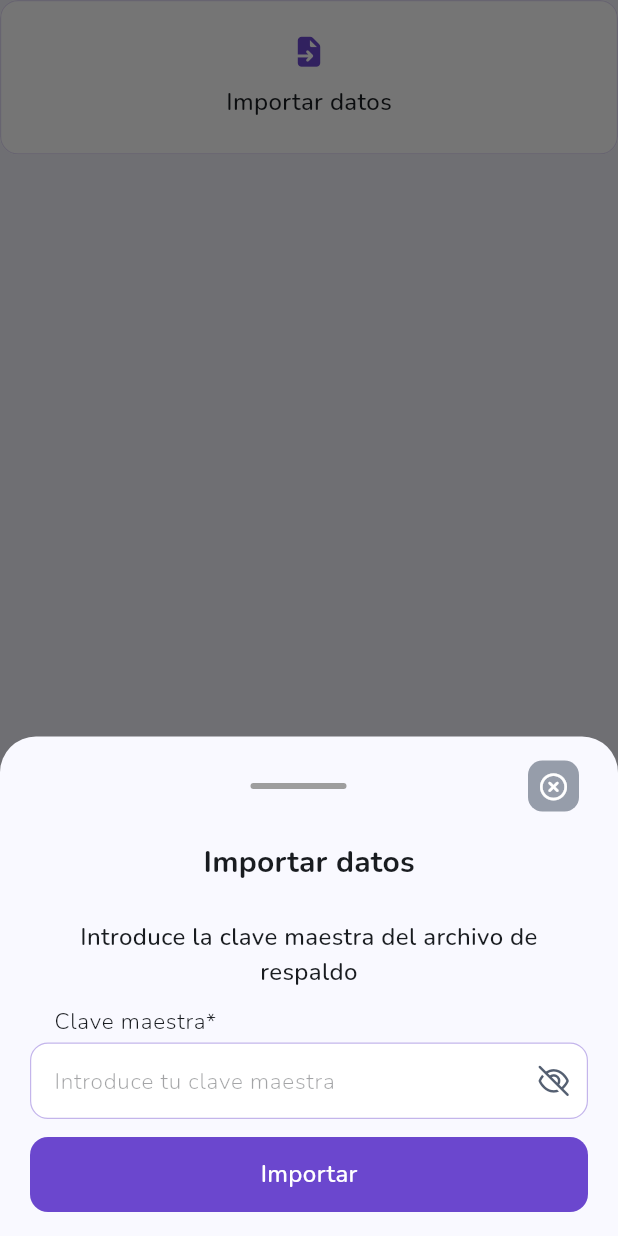
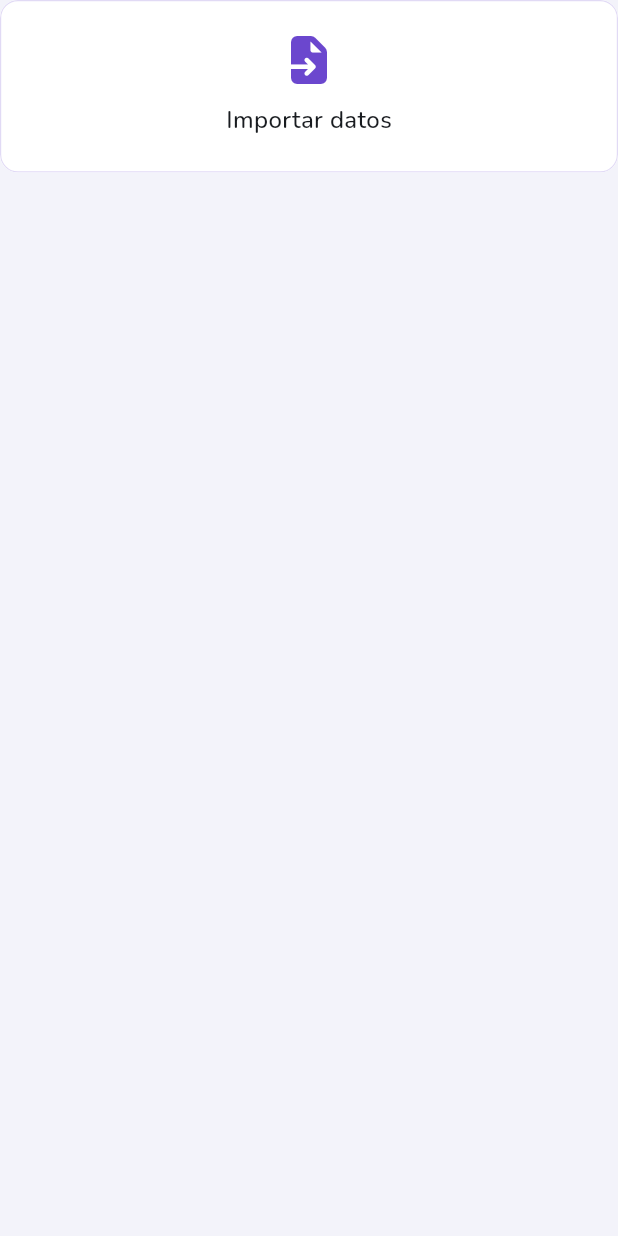
Before and after one commit to famarrero/custos, a Flutter app: the ImportExportDataWidget widget shown alone on an empty page, opened directly, after a tap on "Importar datos", on a phone screen of 412 x 824 dp. Run offline on Flutter 3.47's test engine with Material 3 defaults, Android fonts, the phone set to English and light mode, and no system bars; drawn by our look-alikes of toastification; our stand-ins replace bloc, file_picker, flutter_bloc, flutter_localized_locales, flutter_markdown_plus, flutter_native_splash and 12 more; missing offline and left inert: flex_color_picker, restart_app; accounts and stored records are empty; generated files the repository leaves out were written again.

Commit message:
- Add import until load file

```diff
--- a/lib/presentation/components/import_export/cubit/import_export_data_state.dart
+++ b/lib/presentation/components/import_export/cubit/import_export_data_state.dart
@@ -6,6 +6,7 @@ abstract class ImportExportDataState with _$ImportExportDataState {
 
   const factory ImportExportDataState({
     required BaseState<bool> exportState,
+    required BaseState<Map<String, dynamic>> importData,
     required BaseState<bool> importState,
   }) = _ImportExportDataState;
 }
--- a/lib/presentation/components/import_export/import_export_data.dart
+++ b/lib/presentation/components/import_export/import_export_data.dart
@@ -1,11 +1,10 @@
 import 'package:custos/core/extensions/build_context_extension.dart';
-import 'package:custos/core/extensions/build_context_form_validators_extension.dart';
 import 'package:custos/core/utils/app_icons.dart';
 import 'package:custos/core/utils/app_spacing.dart';
-import 'package:custos/presentation/components/custom_button.dart';
+import 'package:custos/presentation/components/custom_circular_progress_indicator.dart';
 import 'package:custos/presentation/components/custom_container.dart';
 import 'package:custos/presentation/components/custom_inkwell.dart';
-import 'package:custos/presentation/components/form/custom_text_form_field.dart';
+import 'package:custos/presentation/components/import_export/components/import_master_key_dialg.dart';
 import 'package:custos/presentation/components/import_export/cubit/import_export_data_cubit.dart';
 import 'package:custos/presentation/cubit/auth/auth_cubit.dart';
 import 'package:flutter/material.dart';
@@ -15,94 +14,9 @@ import 'package:go_router/go_router.dart';
 enum ImportExportDataMode { import, export, both }
 
 class ImportExportDataWidget extends StatelessWidget {
-  const ImportExportDataWidget({
-    super.key,
-    this.importMode = ImportExportDataMode.both,
-  });
+  const ImportExportDataWidget({super.key, this.importMode = ImportExportDataMode.both});
 
   final ImportExportDataMode importMode;
-
-  Future<void> _showImportMasterKeyDialog(
-    BuildContext context,
-    ImportExportDataCubit cubit,
-  ) async {
-    final masterKeyController = TextEditingController();
-    final formKey = GlobalKey<FormState>();
-    bool shouldClose = false;
-
-    await context.showCustomModalBottomSheet(
-      title: 'Importar datos',
-      child: BlocListener<ImportExportDataCubit, ImportExportDataState>(
-        bloc: cubit,
-        listener: (context, state) {
-          if (state.importState.isData && !shouldClose) {
-            shouldClose = true;
-            Future.delayed(const Duration(seconds: 1), () {
-              if (context.mounted) {
-                context.pop();
-                context.showSnackBar(message: 'Datos importados correctamente');
-              }
-            });
-          }
-        },
-        child: BlocBuilder<ImportExportDataCubit, ImportExportDataState>(
-          bloc: cubit,
-          builder: (context, state) {
-            return Form(
-              key: formKey,
-              child: Column(
-                mainAxisSize: MainAxisSize.min,
-                spacing: context.lg,
-                children: [
-                  Text(
-                    'Introduce la clave maestra del archivo de respaldo',
-                    style: context.textTheme.bodyMedium,
-                    textAlign: TextAlign.center,
-                  ),
-                  CustomTextFormField(
-                    controller: masterKeyController,
-                    label: 'Clave maestra',
-                    hint: 'Introduce tu clave maestra',
-                    isRequired: true,
-                    obscureText: true,
-                    validator: context.validatePassword,
-                  ),
-                  CustomButton(
-                    label: 'Importar',
-                    isLoading: state.importState.isLoading,
-                    infiniteWidth: true,
-                    onPressed: () {
-                      if (formKey.currentState?.validate() == true) {
-                        cubit.importProfileData(
-                          masterKey: masterKeyController.text.trim(),
-                        );
-                      }
-                    },
-                  ),
-                  if (state.importState.isError)
-                    Text(
-                      state.importState.error.message ?? 'Error al importar',
-                      style: context.textTheme.bodySmall?.copyWith(
-                        color: context.colorScheme.error,
-                      ),
-                      textAlign: TextAlign.center,
-                    ),
-                  if (state.importState.isData)
-                    Text(
-                      'Datos importados correctamente',
-                      style: context.textTheme.bodySmall?.copyWith(
-                        color: context.colorScheme.primary,
-                      ),
-                      textAlign: TextAlign.center,
-                    ),
-                ],
-              ),
-            );
-          },
-        ),
-      ),
-    );
-  }
 
   @override
   Widget build(BuildContext context) {
@@ -112,7 +26,22 @@ class ImportExportDataWidget extends StatelessWidget {
     final authCubit = context.read<AuthCubit>();
     final currentProfile = authCubit.state.loginState.dataOrNull;
 
-    return Column(
+    return BlocProvider.value(
+      value: cubit,
+      child: BlocListener<ImportExportDataCubit, ImportExportDataState>(
+        listener: (context, state) {
+          if (state.importData.isData) {
+            context.pop();
+            context.showCustomModalBottomSheet(
+              title: 'Importar datos',
+              child: ImportMasterKeyDialog(importData: state.importData.data, cubit: cubit),
+            );
+          }
+          if (state.importState.isData) {
+            context.pop();
+          }
+        },
+        child: Column(
           crossAxisAlignment: CrossAxisAlignment.start,
           children: [
             Row(
@@ -120,26 +49,29 @@ class ImportExportDataWidget extends StatelessWidget {
               mainAxisAlignment: MainAxisAlignment.center,
               spacing: context.lg,
               children: [
-            if (importMode == ImportExportDataMode.import ||
-                importMode == ImportExportDataMode.both) ...[
-              // Botón Importar
+                if (importMode == ImportExportDataMode.export || importMode == ImportExportDataMode.both) ...[
+                  // Botón Exportar
                   Expanded(
                     child: CustomContainer(
-                  child:
-                      BlocBuilder<ImportExportDataCubit, ImportExportDataState>(
+                      child: BlocBuilder<ImportExportDataCubit, ImportExportDataState>(
                         bloc: cubit,
                         builder: (context, state) {
                           return CustomInkWell(
-                            onTap: () {
-                              _showImportMasterKeyDialog(context, cubit);
-                            },
+                            onTap:
+                                currentProfile != null
+                                    ? () {
+                                      cubit.exportProfileData(profile: currentProfile);
+                                    }
+                                    : null,
                             child: Padding(
                               padding: EdgeInsets.all(context.xl),
                               child: Column(
                                 spacing: context.lg,
                                 children: [
-                                  Icon(AppIcons.import),
-                                  Text('Importar datos'),
+                                  state.exportState.isLoading
+                                      ? CustomCircularProgressIndicator(dimension: 32)
+                                      : Icon(AppIcons.export, size: 32),
+                                  Text('Exportar datos'),
                                 ],
                               ),
                             ),
@@ -150,40 +82,26 @@ class ImportExportDataWidget extends StatelessWidget {
                   ),
                 ],
 
-            if (importMode == ImportExportDataMode.export ||
-                importMode == ImportExportDataMode.both) ...[
-              // Botón Exportar
+                if (importMode == ImportExportDataMode.import || importMode == ImportExportDataMode.both) ...[
+                  // Botón Importar
                   Expanded(
                     child: CustomContainer(
-                  child:
-                      BlocBuilder<ImportExportDataCubit, ImportExportDataState>(
+                      child: BlocBuilder<ImportExportDataCubit, ImportExportDataState>(
                         bloc: cubit,
                         builder: (context, state) {
                           return CustomInkWell(
-                            onTap:
-                                currentProfile != null
-                                    ? () {
-                                      cubit.exportProfileData(
-                                        profile: currentProfile,
-                                      );
-                                    }
-                                    : null,
+                            onTap: () {
+                              context.read<ImportExportDataCubit>().importProfileData();
+                            },
                             child: Padding(
                               padding: EdgeInsets.all(context.xl),
                               child: Column(
                                 spacing: context.lg,
                                 children: [
-                                  Icon(AppIcons.export),
-                                  Text('Exportar datos'),
-                                  if (state.exportState.isLoading)
-                                    SizedBox(
-                                      width: 20,
-                                      height: 20,
-                                      child: CircularProgressIndicator(
-                                        strokeWidth: 2,
-                                        color: context.colorScheme.primary,
-                                      ),
-                                    ),
+                                  state.importState.isLoading
+                                      ? CustomCircularProgressIndicator(dimension: 32)
+                                      : Icon(AppIcons.import, size: 32),
+                                  Text('Importar datos'),
                                 ],
                               ),
                             ),
@@ -198,6 +116,8 @@ class ImportExportDataWidget extends StatelessWidget {
 
             SizedBox(height: context.xxxl),
           ],
+        ),
+      ),
     );
   }
 }
```
Also changed, not shown: lib/presentation/components/import_export/components/import_master_key_dialg.dart (added, +67 -0 lines), lib/presentation/components/import_export/cubit/import_export_data_cubit.dart (+8 -115 lines). Lines whose indentation alone changed are shown as unchanged.
